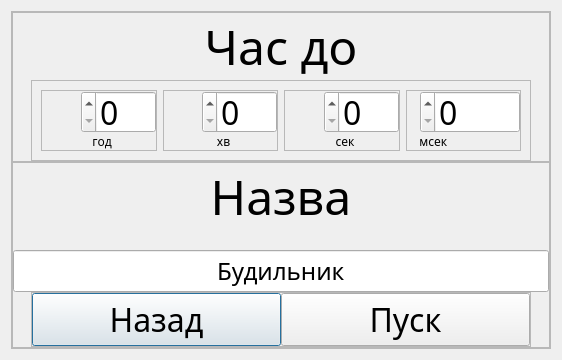
Old version of the form 3 semester/OOOPLab2/addalarmsmenu.ui in the repository NaturalStupidlty/uni.
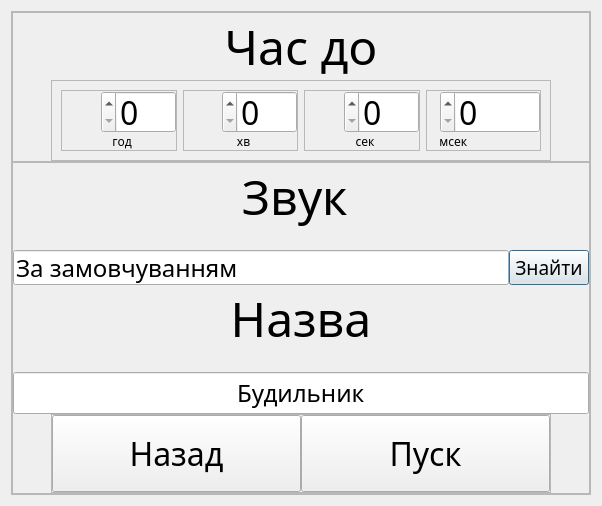
New version of the form.

Commit message: Added custom sounds for timers

The edit to the form file:
```diff
--- a/3 semester/OOOPLab2/addalarmsmenu.ui
+++ b/3 semester/OOOPLab2/addalarmsmenu.ui
@@ -6,8 +6,8 @@
    <rect>
     <x>0</x>
     <y>0</y>
-    <width>562</width>
-    <height>337</height>
+    <width>602</width>
+    <height>506</height>
    </rect>
   </property>
   <property name="windowTitle">
@@ -437,7 +437,7 @@
           <property name="maximumSize">
            <size>
             <width>16777215</width>
-            <height>200</height>
+            <height>350</height>
            </size>
           </property>
           <property name="frameShape">
@@ -464,6 +464,95 @@
            </property>
            <item>
             <layout class="QVBoxLayout" name="verticalLayout_4">
+             <item>
+              <widget class="QLabel" name="Sound">
+               <property name="font">
+                <font>
+                 <family>Montserrat</family>
+                 <pointsize>36</pointsize>
+                </font>
+               </property>
+               <property name="text">
+                <string>Звук </string>
+               </property>
+               <property name="alignment">
+                <set>Qt::AlignCenter</set>
+               </property>
+              </widget>
+             </item>
+             <item>
+              <spacer name="verticalSpacer_2">
+               <property name="orientation">
+                <enum>Qt::Vertical</enum>
+               </property>
+               <property name="sizeType">
+                <enum>QSizePolicy::Fixed</enum>
+               </property>
+               <property name="sizeHint" stdset="0">
+                <size>
+                 <width>20</width>
+                 <height>20</height>
+                </size>
+               </property>
+              </spacer>
+             </item>
+             <item>
+              <layout class="QHBoxLayout" name="horizontalLayout_9">
+               <property name="topMargin">
+                <number>0</number>
+               </property>
+               <property name="bottomMargin">
+                <number>0</number>
+               </property>
+               <item>
+                <widget class="QLineEdit" name="findSoundPath">
+                 <property name="sizePolicy">
+                  <sizepolicy hsizetype="Expanding" vsizetype="Minimum">
+                   <horstretch>0</horstretch>
+                   <verstretch>0</verstretch>
+                  </sizepolicy>
+                 </property>
+                 <property name="minimumSize">
+                  <size>
+                   <width>0</width>
+                   <height>30</height>
+                  </size>
+                 </property>
+                 <property name="font">
+                  <font>
+                   <family>Montserrat</family>
+                   <pointsize>18</pointsize>
+                  </font>
+                 </property>
+                 <property name="text">
+                  <string>За замовчуванням</string>
+                 </property>
+                 <property name="alignment">
+                  <set>Qt::AlignLeading|Qt::AlignLeft|Qt::AlignVCenter</set>
+                 </property>
+                </widget>
+               </item>
+               <item>
+                <widget class="QPushButton" name="findSoundButton">
+                 <property name="maximumSize">
+                  <size>
+                   <width>16777215</width>
+                   <height>35</height>
+                  </size>
+                 </property>
+                 <property name="font">
+                  <font>
+                   <family>Montserrat</family>
+                   <pointsize>14</pointsize>
+                  </font>
+                 </property>
+                 <property name="text">
+                  <string>Знайти</string>
+                 </property>
+                </widget>
+               </item>
+              </layout>
+             </item>
              <item>
               <widget class="QLabel" name="labelTimerName">
                <property name="font">
```
The commit also changes 11 other files.
